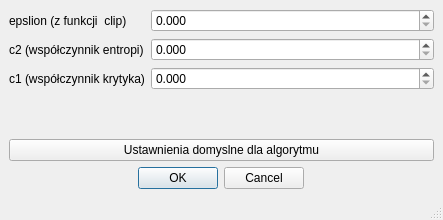
The window that templatki/PPODetails.ui (vatrasar/licencjat) describes before a commit, drawn with Qt 5.
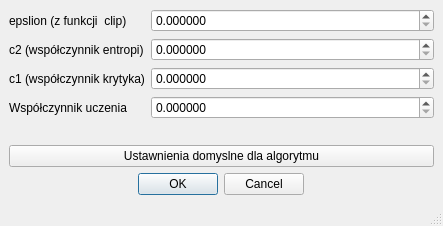
The same window after the commit.

The edit to the form file:
```diff
--- a/templatki/PPODetails.ui
+++ b/templatki/PPODetails.ui
@@ -7,7 +7,7 @@
     <x>0</x>
     <y>0</y>
     <width>443</width>
-    <height>220</height>
+    <height>226</height>
    </rect>
   </property>
   <property name="windowTitle">
@@ -27,7 +27,7 @@
       <item row="0" column="1">
        <widget class="QDoubleSpinBox" name="epslion_spin">
         <property name="decimals">
-         <number>3</number>
+         <number>6</number>
         </property>
         <property name="minimum">
          <double>0.000000000000000</double>
@@ -47,7 +47,7 @@
       <item row="1" column="1">
        <widget class="QDoubleSpinBox" name="c2_spin">
         <property name="decimals">
-         <number>3</number>
+         <number>6</number>
         </property>
         <property name="maximum">
          <double>1.000000000000000</double>
@@ -67,7 +67,7 @@
       <item row="2" column="1">
        <widget class="QDoubleSpinBox" name="doubleSpinBox">
         <property name="decimals">
-         <number>3</number>
+         <number>6</number>
         </property>
         <property name="maximum">
          <double>1.000000000000000</double>
@@ -77,6 +77,20 @@
         </property>
        </widget>
       </item>
+      <item row="3" column="0">
+       <widget class="QLabel" name="label_4">
+        <property name="text">
+         <string>Współczynnik uczenia</string>
+        </property>
+       </widget>
+      </item>
+      <item row="3" column="1">
+       <widget class="QDoubleSpinBox" name="learning_rate">
+        <property name="decimals">
+         <number>6</number>
+        </property>
+       </widget>
+      </item>
      </layout>
     </item>
     <item>
```
Left out of the diff: 2 changed lines with no effect on the pictures.
